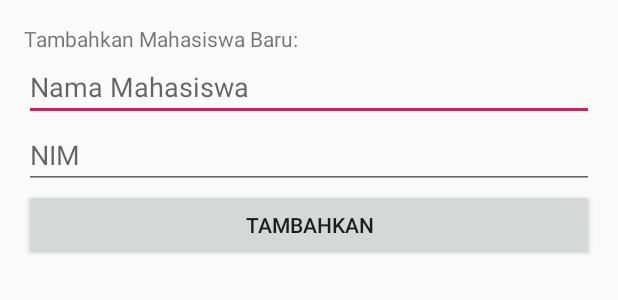
After one commit to yukhijrah/qifuataufiqs-portalTI16, an Android app: the layout activity_add_mahasiswa.xml on its own in the app's theme, with its tools: preview values and no code run, on a phone screen of 412 x 824 dp. The commit adds this screen. Shown: the top 300 px of the screen. Run offline under Robolectric (Android 15) with nearby library versions, the light colour scheme and no system bars.

Commit message:
+ AddMahasiswaActivity & Layout

```diff
--- /dev/null
+++ b/app/src/main/res/layout/activity_add_mahasiswa.xml
@@ -0,0 +1,27 @@
+<LinearLayout
+    xmlns:android="http://schemas.android.com/apk/res/android"
+    android:layout_width="match_parent"
+    android:layout_height="match_parent"
+    android:orientation="vertical"
+    android:padding="16dp">
+    <TextView
+        android:layout_width="wrap_content"
+        android:layout_height="wrap_content"
+        android:text="Tambahkan Mahasiswa Baru:"/>
+    <EditText
+        android:id="@+id/edt_name"
+        android:layout_width="match_parent"
+        android:layout_height="wrap_content"
+        android:hint="Nama Mahasiswa"/>
+    <EditText
+        android:id="@+id/edt_nim"
+        android:layout_width="match_parent"
+        android:layout_height="wrap_content"
+        android:inputType="number"
+        android:hint="NIM"/>
+    <Button
+        android:id="@+id/btn_add"
+        android:layout_width="match_parent"
+        android:layout_height="wrap_content"
+        android:text="TAMBAHKAN"/>
+</LinearLayout>
--- /dev/null
+++ b/app/src/main/res/values/ids.xml
@@ -0,0 +1,4 @@
+<?xml version="1.0" encoding="utf-8"?>
+<resources>
+    <item name="lst_mahasiswa" type="id" />
+</resources>
```
Also changed, not shown: app/src/main/java/qifuataufiqs/app/portalti16/AddMahasiswaActivity.java (added, +55 -0 lines), app/src/main/java/qifuataufiqs/app/portalti16/MainActivity.java (+39 -2 lines), app/src/main/java/qifuataufiqs/app/portalti16/adapter/MahasiswaAdapter.java (+37 -1 lines), app/src/main/java/qifuataufiqs/app/portalti16/holder/MahasiswaHolder.java (+8 -0 lines), app/src/main/java/qifuataufiqs/app/portalti16/network/Routes.java (+11 -0 lines), app/src/main/res/layout/activity_main.xml (+7 -2 lines), app/src/main/res/layout/item_mahasiswa.xml (added, +39 -0 lines).
